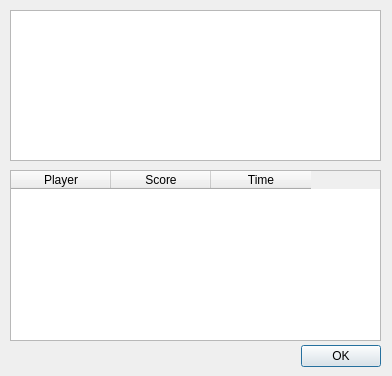
wuzhenjiexd/steam-friends-status, file ui/serverList.ui: the form before one commit.
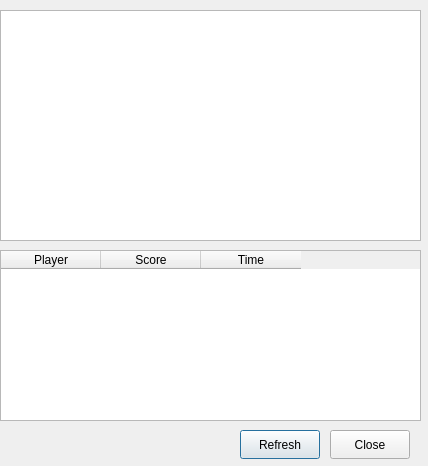
The form after the commit.

Commit message: Expand serverList UI

What changed in the file:
```diff
--- a/ui/serverList.ui
+++ b/ui/serverList.ui
@@ -5,49 +5,39 @@
    <rect>
     <x>0</x>
     <y>0</y>
-    <width>392</width>
-    <height>376</height>
+    <width>428</width>
+    <height>466</height>
    </rect>
   </property>
   <property name="windowTitle" >
    <string>Server Information</string>
   </property>
-  <widget class="QDialogButtonBox" name="okButtonBox" >
-   <property name="geometry" >
-    <rect>
-     <x>30</x>
-     <y>340</y>
-     <width>351</width>
-     <height>32</height>
-    </rect>
-   </property>
-   <property name="orientation" >
-    <enum>Qt::Horizontal</enum>
-   </property>
-   <property name="standardButtons" >
-    <set>QDialogButtonBox::Ok</set>
-   </property>
-  </widget>
   <widget class="QListWidget" name="serverInfoWidget" >
    <property name="geometry" >
     <rect>
-     <x>10</x>
+     <x>0</x>
      <y>10</y>
-     <width>371</width>
-     <height>151</height>
+     <width>421</width>
+     <height>231</height>
     </rect>
    </property>
   </widget>
   <widget class="QTableWidget" name="tableScores" >
    <property name="geometry" >
     <rect>
-     <x>10</x>
-     <y>170</y>
-     <width>371</width>
+     <x>0</x>
+     <y>250</y>
+     <width>421</width>
      <height>171</height>
     </rect>
    </property>
+   <property name="layoutDirection" >
+    <enum>Qt::LeftToRight</enum>
+   </property>
    <property name="alternatingRowColors" >
+    <bool>false</bool>
+   </property>
+   <property name="sortingEnabled" >
     <bool>true</bool>
    </property>
    <property name="rowCount" >
@@ -72,6 +62,32 @@
     </property>
    </column>
   </widget>
+  <widget class="QPushButton" name="refreshButton" >
+   <property name="geometry" >
+    <rect>
+     <x>240</x>
+     <y>430</y>
+     <width>80</width>
+     <height>29</height>
+    </rect>
+   </property>
+   <property name="text" >
+    <string>Refresh</string>
+   </property>
+  </widget>
+  <widget class="QPushButton" name="closeButton" >
+   <property name="geometry" >
+    <rect>
+     <x>330</x>
+     <y>430</y>
+     <width>80</width>
+     <height>29</height>
+    </rect>
+   </property>
+   <property name="text" >
+    <string>Close</string>
+   </property>
+  </widget>
  </widget>
  <resources/>
  <connections>
```
Left out of the diff: 28 changed lines with no effect on the pictures. The commit also changes 3 other files.
